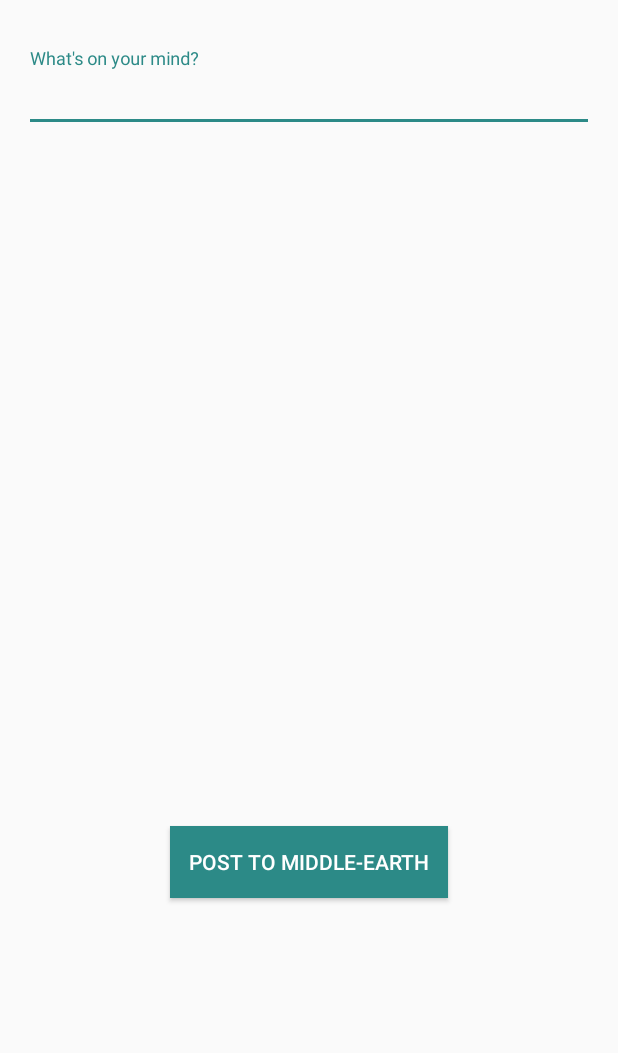
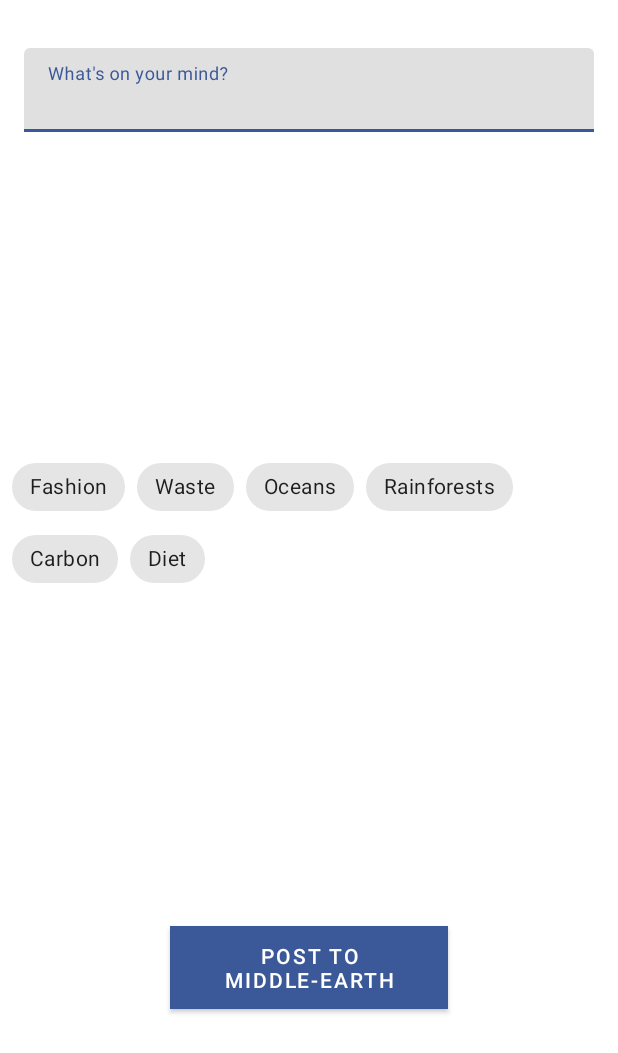
Before and after one commit to fordians-of-the-galaxy/Keeping-Cool, an Android app: the layout content_create_post.xml on its own in the app's theme, with its tools: preview values and no code run, on a phone screen of 412 x 824 dp. Shown: the top 1053 px of the screen. Run offline under Robolectric (Android 15) with nearby library versions, the phone set to English and light mode, and no system bars.

Commit message:
Posts now store tags correctly in Firebase on Post Creation

```diff
--- a/app/src/main/res/layout/content_create_post.xml
+++ b/app/src/main/res/layout/content_create_post.xml
@@ -9,6 +9,7 @@
     tools:showIn="@layout/activity_create_post">
 
     <com.google.android.material.textfield.TextInputLayout
+        android:id="@+id/textInputLayout"
         android:layout_width="0dp"
         android:layout_height="wrap_content"
         android:layout_marginStart="16dp"
@@ -27,13 +28,69 @@
             android:hint="@string/post_body_hint" />
     </com.google.android.material.textfield.TextInputLayout>
 
+    <com.google.android.material.chip.ChipGroup
+        android:id="@+id/chipGroup"
+        android:layout_width="0dp"
+        android:layout_height="wrap_content"
+        android:layout_marginStart="8dp"
+        android:layout_marginLeft="8dp"
+        android:layout_marginEnd="8dp"
+        android:layout_marginRight="8dp"
+        android:layout_marginBottom="8dp"
+        app:layout_constraintBottom_toTopOf="@+id/postSubmit"
+        app:layout_constraintEnd_toEndOf="parent"
+        app:layout_constraintStart_toStartOf="parent"
+        app:layout_constraintTop_toBottomOf="@+id/textInputLayout">
+
+        <com.google.android.material.chip.Chip
+            android:id="@+id/chip_fashion"
+            style="@style/Widget.MaterialComponents.Chip.Filter"
+            android:layout_width="wrap_content"
+            android:layout_height="wrap_content"
+            android:text="@string/chip_fashion" />
+
+        <com.google.android.material.chip.Chip
+            android:id="@+id/chip_waste"
+            style="@style/Widget.MaterialComponents.Chip.Filter"
+            android:layout_width="wrap_content"
+            android:layout_height="wrap_content"
+            android:text="@string/chip_waste" />
+
+        <com.google.android.material.chip.Chip
+            android:id="@+id/chip_oceans"
+            style="@style/Widget.MaterialComponents.Chip.Filter"
+            android:layout_width="wrap_content"
+            android:layout_height="wrap_content"
+            android:text="@string/chip_oceans" />
+
+        <com.google.android.material.chip.Chip
+            android:id="@+id/chip_rainforest"
+            style="@style/Widget.MaterialComponents.Chip.Filter"
+            android:layout_width="wrap_content"
+            android:layout_height="wrap_content"
+            android:text="@string/chip_rainforests" />
+
+        <com.google.android.material.chip.Chip
+            android:id="@+id/chip_carbon"
+            style="@style/Widget.MaterialComponents.Chip.Filter"
+            android:layout_width="wrap_content"
+            android:layout_height="wrap_content"
+            android:text="@string/chip_carbon" />
+
+        <com.google.android.material.chip.Chip
+            android:id="@+id/chip_diet"
+            style="@style/Widget.MaterialComponents.Chip.Filter"
+            android:layout_width="wrap_content"
+            android:layout_height="wrap_content"
+            android:text="@string/chip_diet" />
+    </com.google.android.material.chip.ChipGroup>
+
     <Button
         android:id="@+id/postSubmit"
         android:layout_width="185dp"
         android:layout_height="wrap_content"
         android:layout_marginStart="161dp"
         android:layout_marginLeft="161dp"
-        android:layout_marginTop="476dp"
         android:layout_marginEnd="162dp"
         android:layout_marginRight="162dp"
         android:layout_marginBottom="151dp"
@@ -42,7 +99,6 @@
         android:textColor="@color/colorLight"
         app:layout_constraintBottom_toBottomOf="parent"
         app:layout_constraintEnd_toEndOf="parent"
-        app:layout_constraintStart_toStartOf="parent"
-        app:layout_constraintTop_toTopOf="parent" />
+        app:layout_constraintStart_toStartOf="parent" />
 
 </androidx.constraintlayout.widget.ConstraintLayout>
--- a/app/src/main/res/values/strings.xml
+++ b/app/src/main/res/values/strings.xml
@@ -13,4 +13,10 @@
         <string name="post_delete_button">Delete</string>
         <string name="messenger">Messenger</string>
         <string name="numberOfLikes">No one likes this</string>
+        <string name="chip_fashion">Fashion</string>
+        <string name="chip_waste">Waste</string>
+        <string name="chip_oceans">Oceans</string>
+        <string name="chip_rainforests">Rainforests</string>
+        <string name="chip_carbon">Carbon</string>
+        <string name="chip_diet">Diet</string>
 </resources>
--- a/app/src/main/res/values/styles.xml
+++ b/app/src/main/res/values/styles.xml
@@ -1,7 +1,7 @@
 <resources>
 
     <!-- Base application theme. -->
-    <style name="AppTheme" parent="Theme.AppCompat.Light.DarkActionBar">
+    <style name="AppTheme" parent="Theme.MaterialComponents.Light.DarkActionBar">
         <!-- Customize your theme here. -->
         <item name="colorPrimary">@color/colorPrimary</item>
         <item name="colorPrimaryDark">@color/colorPrimaryDark</item>
```
Also changed, not shown: app/src/main/java/com/fotg/keepingcool/CreatePostActivity.java (+88 -10 lines), app/src/main/java/com/fotg/keepingcool/models/Post.java (+13 -1 lines), app/src/main/java/com/fotg/keepingcool/models/Tags.java (added, +47 -0 lines).
